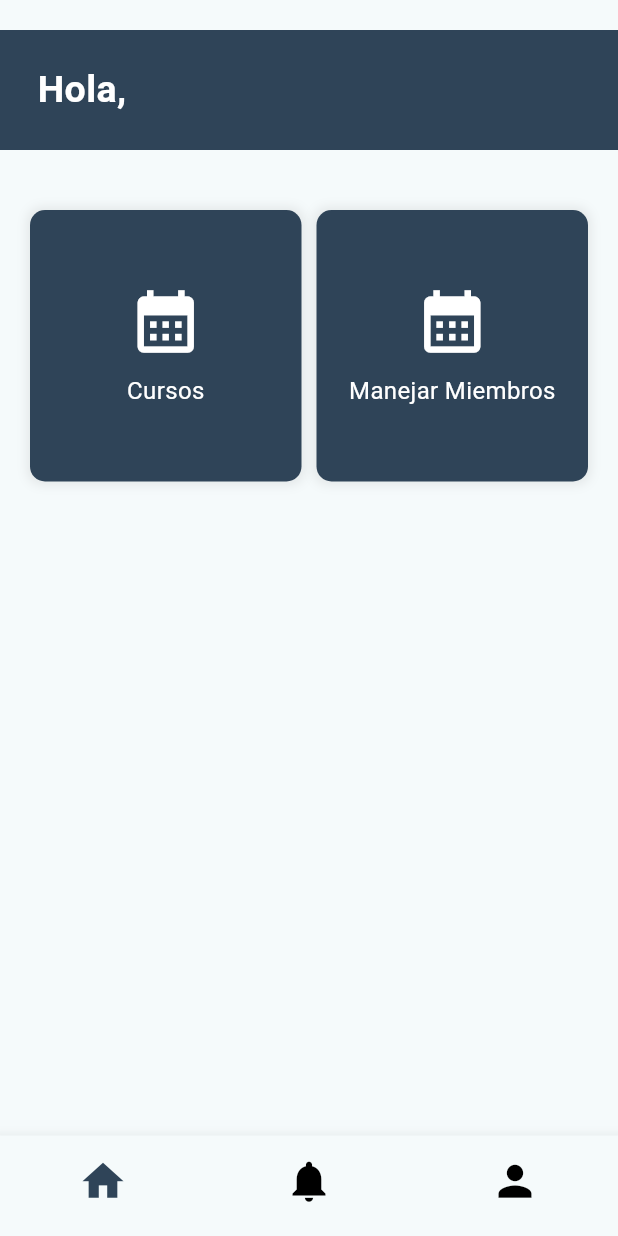
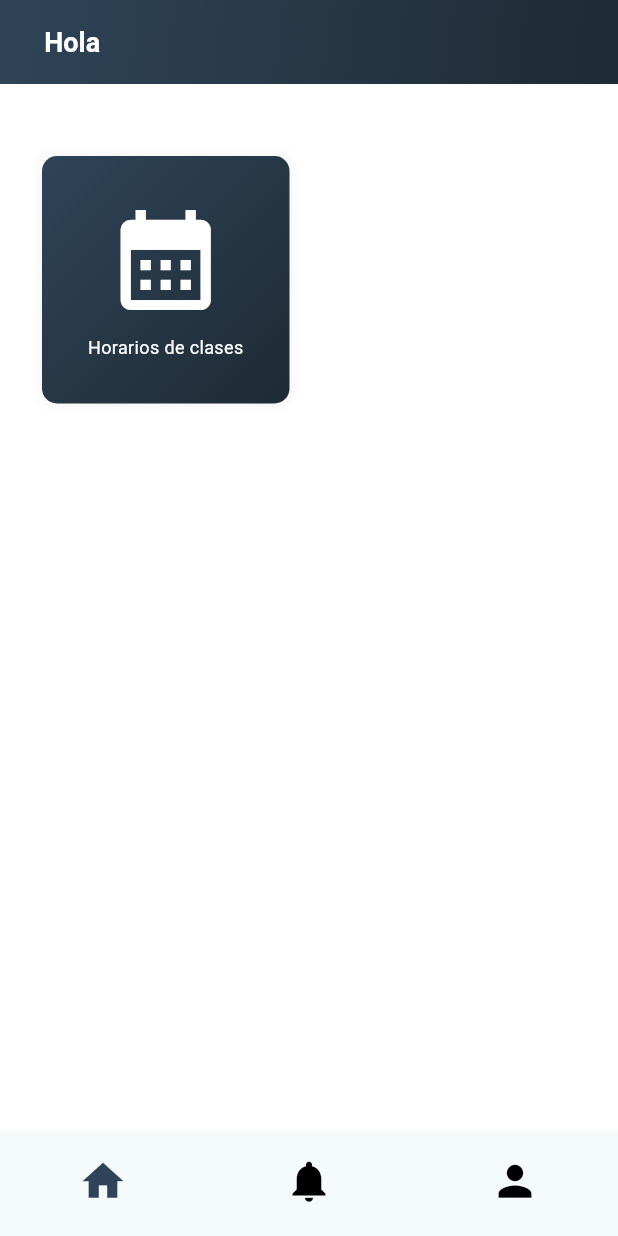
Before and after one commit to joemcara/swimmast_movil, a Flutter app: the MainScreenTrainee screen opened directly, on a phone screen of 412 x 824 dp. Run offline on Flutter 3.47's test engine with Material 3 defaults, Android fonts, the phone set to English and light mode, and no system bars; our stand-ins replace dio, easy_date_timeline, flutter_spinbox, image_picker, popover, table_calendar; accounts and stored records are empty; network calls fail.

Commit message:
all trainee fix

```diff
--- a/lib/screens/trainer_Screens/bottomNav/main_screen_trainee.dart
+++ b/lib/screens/trainer_Screens/bottomNav/main_screen_trainee.dart
@@ -1,6 +1,3 @@
-import 'package:flutter/material.dart';
-import 'package:intl/intl.dart';
-import 'package:intl/date_symbol_data_local.dart'; // Importar para inicializar la localización
 import 'package:swimmast_movil/shared/bottom_navs.dart/bottom_nav_bar.dart';
 import 'package:swimmast_movil/shared/constants.dart';
 import 'package:swimmast_movil/shared/profile_header_trainee.dart';
@@ -14,19 +11,12 @@ class MainScreenTrainee extends StatefulWidget {
 }
 
 class MainScreenTraineeState extends State<MainScreenTrainee> {
-  final GlobalKey<SportBtBarState> childKey = GlobalKey<SportBtBarState>();
-
   int index = 0;
-  String title = "Hola";
-  String _dateFormated = "";
-  String day = "";
-  bool flag = true;
   SportBtBar? trainerBtBar;
 
   @override
   void initState() {
     super.initState();
-    dateToday();
     trainerBtBar = SportBtBar(
       currentIndex: (index) {
         setState(() {
@@ -37,81 +27,11 @@ class MainScreenTraineeState extends State<MainScreenTrainee> {
     );
   }
 
-  void changeSelected(int id, String nameOption) {
-    setState(() {
-      if (nameOption == 'Cursos') {
-        index = 3;
-      } else if (nameOption == 'Manejar Miembros') {
-        index = 5;
-      } else if (nameOption == 'Home') {
-        index = 0;
-      } else if (nameOption == 'Agregar Rutina') {
-        index = 4;
-      } else {
-        index = 2;
-      }
-      courseSelected = id;
-      trainerBtBar = SportBtBar(
-        currentIndex: (index) {
-          setState(() {
-            this.index = index;
-          });
-        },
-        selected: index,
-      );
-    });
-  }
-
-  Future<void> dateToday() async {
-    await initializeDateFormatting('es_ES', null);
-    final format = DateFormat('EEEE, d \'de\' MMMM \'del\' yyyy', 'es_ES');
-    var date = format.format(DateTime.now());
-    final dateUppercase = date[0].toUpperCase() + date.substring(1);
-    day = dateUppercase.split(",")[0];
-    setState(() {
-      _dateFormated = dateUppercase;
-      today = _dateFormated;
-      dayNow = day;
-    });
-  }
-
-  void changeHeaderTitle(String title) {
-    setState(() {
-      title = title;
-    });
-  }
-
   @override
   Widget build(BuildContext context) {
     return Scaffold(
         bottomNavigationBar: trainerBtBar,
-        appBar: index != 4
-            ? AppBar(
-                actions: [
-                  ProfileHeaderTrainee(
-                    username: userName,
-                    message: "Hola, $userName",
-                    onAvatarTap: () {
-                      setState(() {
-                        index = 4;
-                        trainerBtBar = SportBtBar(
-                          currentIndex: (index) {
-                            setState(() {
-                              this.index = index;
-                            });
-                          },
-                          selected: index,
-                        );
-                      });
-                    },
-                  )
-                ],
-                toolbarHeight: 120,
-                automaticallyImplyLeading: false,
-              )
-            : null,
         body: BottomRouteTrainee(
-          key: childKey,
           index: index,
         ));
   }
--- a/lib/screens/trainer_Screens/home_screen.dart
+++ b/lib/screens/trainer_Screens/home_screen.dart
@@ -1,7 +1,11 @@
 import 'package:swimmast_movil/models/member.dart';
+import 'package:swimmast_movil/screens/member_Screens/history_screen.dart';
+import 'package:swimmast_movil/screens/sport_Person/shop_sport/shop_sport.dart';
 import 'package:swimmast_movil/screens/trainer_Screens/bottomNav/main_screen_trainee.dart';
 import 'package:swimmast_movil/shared/constants.dart';
 import 'package:swimmast_movil/models/courseInstructor.dart';
+import 'package:swimmast_movil/widgets/customAppBar.dart';
+import 'package:swimmast_movil/widgets/griditem.dart';
 
 class HomeScreen extends StatefulWidget {
   final int? idUser;
@@ -14,10 +18,9 @@ class HomeScreen extends StatefulWidget {
 }
 
 class _HomeScreenState extends State<HomeScreen> {
+  int _selectedIndex = -1;
   List<Map<String, dynamic>> courseList = [];
   List<Map<String, dynamic>> coursesTodayList = [];
-  int _selectedIndex = 0;
-  int _selectedtab = 0;
   List<Map<String, dynamic>> membersList = [];
   List<Map<String, dynamic>> allCourses = [];
 
@@ -110,75 +113,40 @@ class _HomeScreenState extends State<HomeScreen> {
     }
   }
 
-  @override
 Widget build(BuildContext context) {
-    MainScreenTraineeState parentState =
-        context.findAncestorStateOfType<MainScreenTraineeState>()!;
-
-    return Container(
-      padding: const EdgeInsets.fromLTRB(20, 20, 20, 10),
-      alignment: Alignment.topLeft,
+    return Scaffold(
+      backgroundColor: Color.fromARGB(255, 255, 255, 255),
+      appBar: CustomAppBar(title: "Hola  ${miembro!.user.firstName}",),
+      body: Padding(
+        padding: const EdgeInsets.all(20.0),
+        child: Column(
+          crossAxisAlignment: CrossAxisAlignment.start,
+          children: [
+            SizedBox(height: 20),
+            Expanded(
               child: GridView.count(
                 crossAxisCount: 2,
                 crossAxisSpacing: 10,
                 mainAxisSpacing: 10,
                 children: [
-          _buildGridItem(Icons.calendar_month, 'Cursos', 4, parentState),
-          _buildGridItem(
-              Icons.calendar_month, 'Manejar Miembros', 5, parentState)
-        ],
-      ),
-    );
-  }
-
-  Widget _buildGridItem(
-      IconData icon, String title, int index, MainScreenTraineeState state) {
-    bool isSelected = _selectedIndex == index;
-    return GestureDetector(
-      onTap: () {
-        if (title == "Cursos") {
-          courseSelected = 4;
-          state.changeSelected(index, 'Cursos');
-          print(index);
-        } else if (title == "Manejar Miembros") {
-          courseSelected = 5;
-          state.changeSelected(index, "Manejar Miembros");
-          print(index);
-        } else {
+                  GridItem(
+                    icon: Icons.calendar_month,
+                    title: 'Horarios de clases',
+                    index: 0,
+                    nextPage: ShopSportScreen(),
+                    selectedIndex: _selectedIndex,
+                    onSelect: (int index) {
                       setState(() {
                         _selectedIndex = index;
                       });
-        }
                     },
-      child: Container(
-        decoration: BoxDecoration(
-          color:
-              isSelected ? Color.fromARGB(141, 23, 46, 85) : defaultGradient[0],
-          borderRadius: BorderRadius.circular(10),
-          boxShadow: [
-            BoxShadow(
-              color: Colors.grey.withOpacity(0.2),
-              spreadRadius: 2,
-              blurRadius: 5,
+                    selectedGradient: selectedGradient,
+                    defaultGradient: defaultGradient,
+                    selectIconTextColor: selectIconTextColor,
+                    defaultIconColor: defaultIconColor,
+                    defaultIconTextColor: defaultIconTextColor,
                   ),
                 ],
-        ),
-        child: Column(
-          mainAxisAlignment: MainAxisAlignment.center,
-          children: [
-            Icon(icon,
-                size: 50,
-                color: isSelected
-                    ? Color.fromRGBO(255, 255, 255, 1)
-                    : Color.fromRGBO(255, 255, 255, 1)),
-            SizedBox(height: 10),
-            Text(
-              title,
-              style: TextStyle(
-                color: isSelected
-                    ? Color.fromRGBO(250, 250, 252, 1)
-                    : Color.fromRGBO(255, 255, 255, 1),
-                fontSize: 16,
               ),
             ),
           ],
@@ -186,4 +154,5 @@ class _HomeScreenState extends State<HomeScreen> {
       ),
     );
   }
+
 }
--- a/lib/widgets/popover.dart
+++ b/lib/widgets/popover.dart
@@ -1,8 +1,6 @@
 import 'package:popover/popover.dart';
-import 'package:swimmast_movil/screens/trainer_Screens/attendance_screen.dart';
 import 'package:swimmast_movil/screens/trainer_Screens/bottomNav/main_screen_trainee.dart';
 import 'package:swimmast_movil/shared/constants.dart';
-import 'package:swimmast_movil/screens/trainer_Screens/work_out_screen.dart';
 
 class PopoverButton extends StatelessWidget {
   final VoidCallback showModal;
@@ -85,8 +83,7 @@ class ListItems extends StatelessWidget {
           ),
           InkWell(
             onTap: () {
-              Navigator.of(context).pop();
-              state.changeSelected(4, 'Agregar Rutina');
+
             },
             child: Container(
               decoration: const BoxDecoration(
--- a/lib/widgets/router_bottom_nav.dart
+++ b/lib/widgets/router_bottom_nav.dart
@@ -3,14 +3,12 @@ import 'package:swimmast_movil/screens/member_Screens/profile_screen.dart';
 import 'package:swimmast_movil/screens/notification_screen.dart';
 import 'package:swimmast_movil/screens/sport_Person/home_screen_sport.dart';
 import 'package:swimmast_movil/screens/sport_Person/profile_screen_sport.dart';
-import 'package:swimmast_movil/screens/trainer_Screens/attendance_screen.dart';
 import 'package:swimmast_movil/screens/trainer_Screens/home_screen.dart';
 import 'package:swimmast_movil/screens/trainer_Screens/profile_screen.dart';
-import 'package:swimmast_movil/screens/trainer_Screens/work_out_screen.dart';
+
 
 import 'package:swimmast_movil/shared/constants.dart';
 
-import 'package:swimmast_movil/screens/trainer_Screens/member_admin_screen.dart';
 
 class BottomRouteTrainee extends StatelessWidget {
   final int index;
@@ -21,10 +19,7 @@ class BottomRouteTrainee extends StatelessWidget {
     List<Widget> screens = [
       HomeScreen(),
       NotificationScreen(),
-      ProfileScreenTrainer(context),
-      AttendanceScreen(),
-      WorkoutScreen(),
-      Memberadmin()
+      ProfileScreenTrainer(),
     ];
     return screens[index];
   }
```
Also changed, not shown: lib/screens/sport_Person/home_screen_sport.dart (+2 -36 lines), lib/screens/trainer_Screens/member_admin_screen.dart (+2 -13 lines), lib/screens/trainer_Screens/profile_screen.dart (+75 -71 lines), pubspec.lock. Lines whose indentation alone changed are shown as unchanged.
